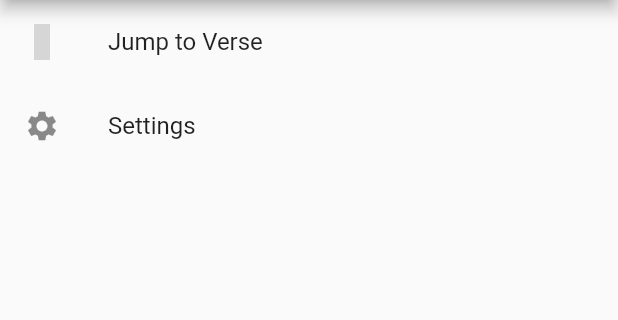
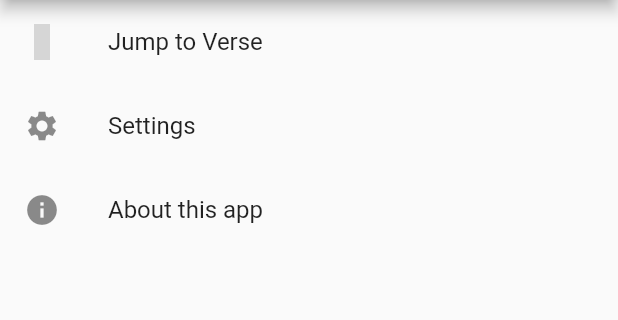
Before and after one commit to yunusefendi52/quran_app, a Flutter app: the MainDrawer screen opened directly, on a phone screen of 412 x 824 dp, the part 84-404 px from its top. Run offline on Flutter 3.47's test engine with Material 2 defaults, Android fonts, the light colour scheme and no system bars; our stand-ins replace after_layout, bubble_tab_indicator, dio, event_bus, flutter_slidable, font_awesome_flutter and 8 more; missing offline and left inert: draggable_scrollbar, encrypt, flutter_list_drag_and_drop, flutter_picker, function_types, loadmore and 2 more; accounts and stored records are empty; statements that could not run were skipped; grey boxes are pictures that could not be loaded.

Commit message:
Add initial about app page

```diff
--- a/lib/l10n/intl_id.arb
+++ b/lib/l10n/intl_id.arb
@@ -74,5 +74,10 @@
   "@jumpToVerseText": {
     "type": "text",
     "placeholders": {}
+  },
+  "aboutAppText": "Tentang aplikasi ini",
+  "@aboutAppText": {
+    "type": "text",
+    "placeholders": {}
   }
 }
--- a/lib/l10n/messages_id.dart
+++ b/lib/l10n/messages_id.dart
@@ -20,6 +20,7 @@ class MessageLookup extends MessageLookupByLibrary {
 
   final messages = _notInlinedMessages(_notInlinedMessages);
   static _notInlinedMessages(_) => <String, Function> {
+    "aboutAppText" : MessageLookupByLibrary.simpleMessage("Tentang aplikasi ini"),
     "appName" : MessageLookupByLibrary.simpleMessage("Quran App"),
     "arabicText" : MessageLookupByLibrary.simpleMessage("Tulisan Arab"),
     "bookmarksText" : MessageLookupByLibrary.simpleMessage("Penanda"),
--- a/lib/l10n/messages_messages.dart
+++ b/lib/l10n/messages_messages.dart
@@ -20,6 +20,7 @@ class MessageLookup extends MessageLookupByLibrary {
 
   final messages = _notInlinedMessages(_notInlinedMessages);
   static _notInlinedMessages(_) => <String, Function> {
+    "aboutAppText" : MessageLookupByLibrary.simpleMessage("About this app"),
     "appName" : MessageLookupByLibrary.simpleMessage("Quran App"),
     "arabicText" : MessageLookupByLibrary.simpleMessage("Arabic Text"),
     "bookmarksText" : MessageLookupByLibrary.simpleMessage("Bookmark"),
--- a/lib/localizations/app_localizations.dart
+++ b/lib/localizations/app_localizations.dart
@@ -126,6 +126,13 @@ class AppLocalizations {
       name: 'jumpToVerseText',
     );
   }
+
+  String get aboutAppText {
+    return Intl.message(
+      'About this app',
+      name: 'aboutAppText',
+    );
+  }
 }
 
 class AppLocalizationsDelegate extends LocalizationsDelegate<AppLocalizations> {
--- a/lib/routes/routes.dart
+++ b/lib/routes/routes.dart
@@ -1,4 +1,5 @@
 import 'package:flutter/material.dart';
+import 'package:quran_app/screens/about_screen.dart';
 import 'package:quran_app/screens/home_screen.dart';
 import 'package:quran_app/screens/settings_screen.dart';
 
@@ -6,5 +7,6 @@ class Routes {
   static Map<String, WidgetBuilder> routes = {
     '/': (context) => HomeScreen(),
     '/settings': (context) => SettingsScreen(),
+    '/about': (context) => AboutScreen(),
   };
 }
--- a/lib/screens/main_drawer.dart
+++ b/lib/screens/main_drawer.dart
@@ -35,7 +35,10 @@ class _MainDrawerState extends State<MainDrawer> {
       appBar: AppBar(
         title: Text(AppLocalizations.of(context).appName),
       ),
-      body: SingleChildScrollView(
+      body: Column(
+        children: <Widget>[
+          Expanded(
+            child: SingleChildScrollView(
               child: Column(
                 crossAxisAlignment: CrossAxisAlignment.stretch,
                 children: <Widget>[
@@ -91,8 +94,20 @@ class _MainDrawerState extends State<MainDrawer> {
                     ),
                     leading: Icon(Icons.settings),
                   ),
+                  ListTile(
+                    onTap: () {
+                      Navigator.of(context).pushNamed('/about');
+                    },
+                    title: Text(
+                      AppLocalizations.of(context).aboutAppText,
+                    ),
+                    leading: Icon(Icons.info),
+                  ),
                 ],
               ),
+            ),
+          ),
+        ],
       ),
     );
   }
--- a/pubspec.yaml
+++ b/pubspec.yaml
@@ -45,6 +45,8 @@ dependencies:
   path_provider: ^0.4.1
   uuid: ^1.0.3
   kiwi: ^0.1.0
+  provider: ^1.6.1
+  pub_semver: ^1.4.2
 
 dev_dependencies:
   flutter_test:
```
Also changed, not shown: lib/l10n/intl_messages.arb (+6 -1 lines), lib/screens/about_screen.dart (added, +49 -0 lines). Lines whose indentation alone changed are shown as unchanged.
